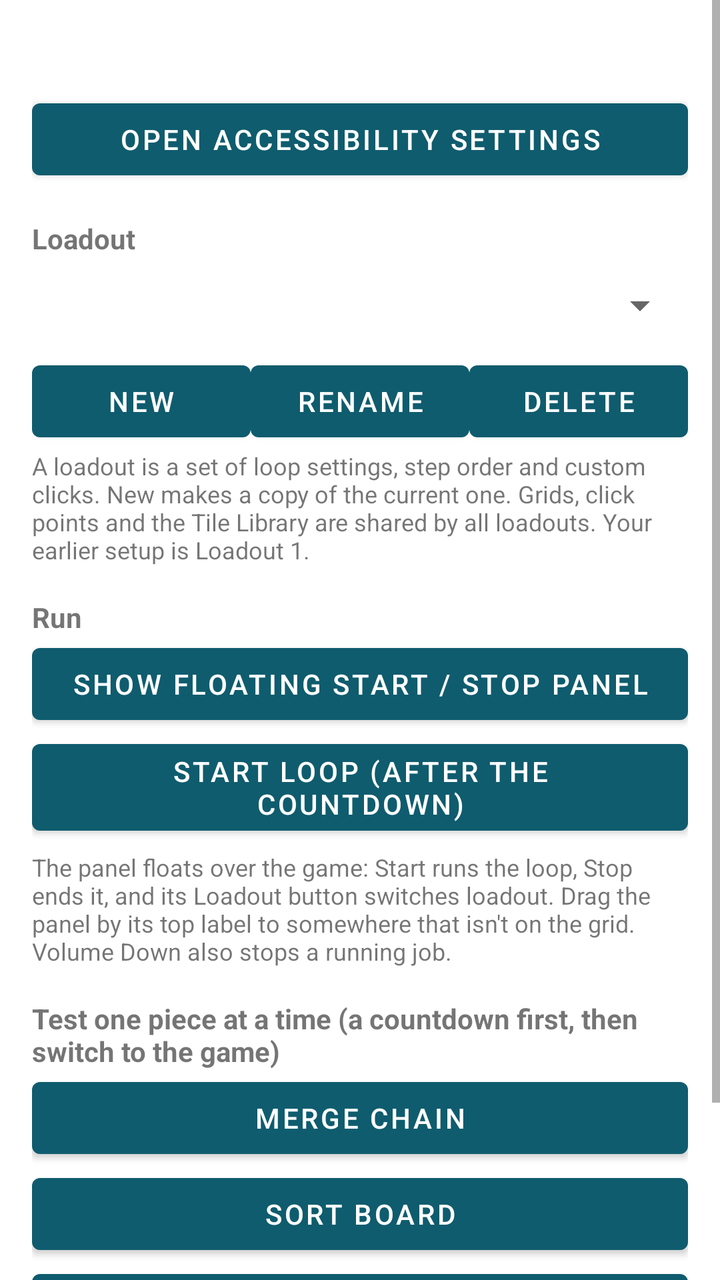
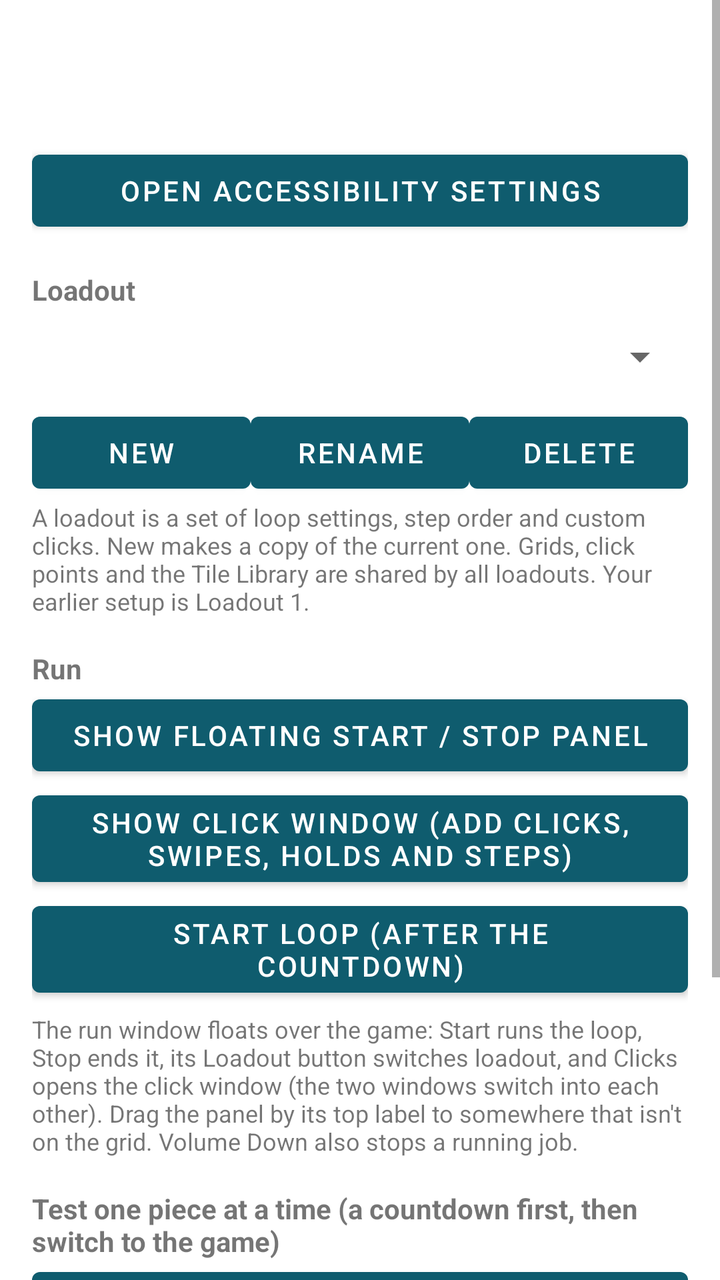

The first picture is an Android layout as it rendered before a commit; the second is the same layout after the commit. The layout source and the unified diff follow.
<!-- AndroidManifest.xml: application theme Theme.MyApp -->
<!-- res/layout/fragment_run.xml -->
<?xml version="1.0" encoding="utf-8"?>
<ScrollView xmlns:android="http://schemas.android.com/apk/res/android"
    android:layout_width="match_parent"
    android:layout_height="match_parent">

    <LinearLayout
        android:layout_width="match_parent"
        android:layout_height="wrap_content"
        android:orientation="vertical"
        android:padding="16dp">

        <TextView
            android:id="@+id/statusText"
            android:layout_width="match_parent"
            android:layout_height="wrap_content"
            android:textSize="16sp"
            android:paddingBottom="8dp" />

        <Button
            android:id="@+id/btnEnableService"
            android:layout_width="match_parent"
            android:layout_height="wrap_content"
            android:text="Open Accessibility Settings" />

        <TextView
            android:layout_width="match_parent"
            android:layout_height="wrap_content"
            android:paddingTop="16dp"
            android:text="Loadout"
            android:textStyle="bold" />

        <Spinner
            android:id="@+id/loadoutSpinner"
            android:layout_width="match_parent"
            android:layout_height="wrap_content"
            android:minHeight="48dp" />

        <LinearLayout
            android:layout_width="match_parent"
            android:layout_height="wrap_content"
            android:orientation="horizontal">

            <Button
                android:id="@+id/btnLoadoutNew"
                android:layout_width="0dp"
                android:layout_height="wrap_content"
                android:layout_weight="1"
                android:text="New" />

            <Button
                android:id="@+id/btnLoadoutRename"
                android:layout_width="0dp"
                android:layout_height="wrap_content"
                android:layout_weight="1"
                android:text="Rename" />

            <Button
                android:id="@+id/btnLoadoutDelete"
                android:layout_width="0dp"
                android:layout_height="wrap_content"
                android:layout_weight="1"
                android:text="Delete" />
        </LinearLayout>

        <TextView
            android:layout_width="match_parent"
            android:layout_height="wrap_content"
            android:textSize="12sp"
            android:text="A loadout is a set of loop settings, step order and custom clicks. New makes a copy of the current one. Grids, click points and the Tile Library are shared by all loadouts. Your earlier setup is Loadout 1." />

        <TextView
            android:layout_width="match_parent"
            android:layout_height="wrap_content"
            android:paddingTop="16dp"
            android:text="Run"
            android:textStyle="bold" />

        <Button
            android:id="@+id/btnShowPanel"
            android:layout_width="match_parent"
            android:layout_height="wrap_content"
            android:text="Show Floating Start / Stop Panel" />

        <Button
            android:id="@+id/btnStartLoop"
            android:layout_width="match_parent"
            android:layout_height="wrap_content"
            android:text="Start Loop (after the countdown)" />

        <TextView
            android:layout_width="match_parent"
            android:layout_height="wrap_content"
            android:paddingTop="4dp"
            android:textSize="12sp"
            android:text="The panel floats over the game: Start runs the loop, Stop ends it, and its Loadout button switches loadout. Drag the panel by its top label to somewhere that isn't on the grid. Volume Down also stops a running job." />

        <TextView
            android:layout_width="match_parent"
            android:layout_height="wrap_content"
            android:paddingTop="16dp"
            android:text="Test one piece at a time (a countdown first, then switch to the game)"
            android:textStyle="bold" />

        <Button
            android:id="@+id/btnMerge"
            android:layout_width="match_parent"
            android:layout_height="wrap_content"
            android:text="Merge Chain" />

        <Button
            android:id="@+id/btnSort"
            android:layout_width="match_parent"
            android:layout_height="wrap_content"
            android:text="Sort Board" />

        <Button
            android:id="@+id/btnHoldSummon"
            android:layout_width="match_parent"
            android:layout_height="wrap_content"
            android:text="Hold Summon Until Grid Full" />

        <Button
            android:id="@+id/btnTestTap"
            android:layout_width="match_parent"
            android:layout_height="wrap_content"
            android:text="Test Tap on the Summon Point" />

    </LinearLayout>
</ScrollView>
<!-- resources referenced by this layout -->
<resources>
  <style name="Theme.MyApp" parent="Theme.MaterialComponents.DayNight.DarkActionBar">
          <item name="colorPrimary">#0F5C6E</item>
          <item name="colorPrimaryVariant">#0A4452</item>
          <item name="colorOnPrimary">#FFFFFF</item>
          <item name="colorSecondary">#26A69A</item>
          <item name="colorOnSecondary">#000000</item>
      </style>
</resources>

<!-- the commit's change to res/layout/fragment_run.xml (unified diff, before → after) -->
@@ -15,6 +15,13 @@
             android:layout_height="wrap_content"
             android:textSize="16sp"
             android:paddingBottom="8dp" />
+
+        <TextView
+            android:id="@+id/lastRunText"
+            android:layout_width="match_parent"
+            android:layout_height="wrap_content"
+            android:paddingBottom="8dp"
+            android:textSize="13sp" />
 
         <Button
             android:id="@+id/btnEnableService"
@@ -82,6 +89,12 @@
             android:text="Show Floating Start / Stop Panel" />
 
         <Button
+            android:id="@+id/btnShowClickWindow"
+            android:layout_width="match_parent"
+            android:layout_height="wrap_content"
+            android:text="Show Click Window (add clicks, swipes, holds and steps)" />
+
+        <Button
             android:id="@+id/btnStartLoop"
             android:layout_width="match_parent"
             android:layout_height="wrap_content"
@@ -92,7 +105,7 @@
             android:layout_height="wrap_content"
             android:paddingTop="4dp"
             android:textSize="12sp"
-            android:text="The panel floats over the game: Start runs the loop, Stop ends it, and its Loadout button switches loadout. Drag the panel by its top label to somewhere that isn't on the grid. Volume Down also stops a running job." />
+            android:text="The run window floats over the game: Start runs the loop, Stop ends it, its Loadout button switches loadout, and Clicks opens the click window (the two windows switch into each other). Drag the panel by its top label to somewhere that isn't on the grid. Volume Down also stops a running job." />
 
         <TextView
             android:layout_width="match_parent"
